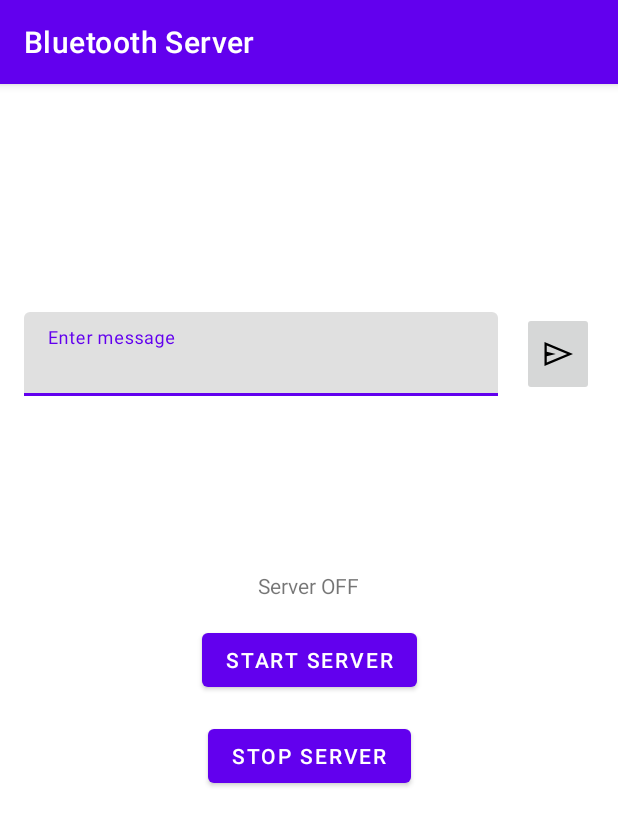
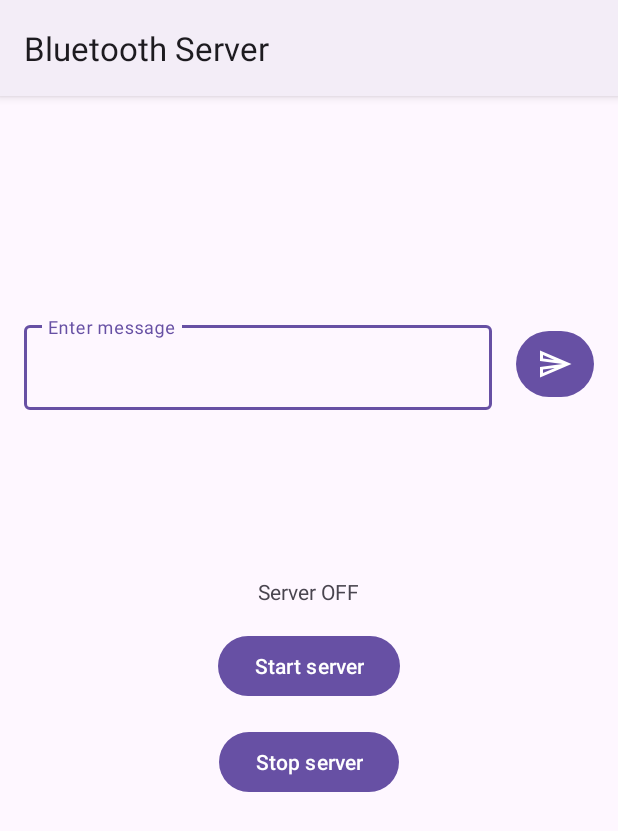
Before and after one commit to Gunock/Android-Bluetooth-Broadcasting, an Android app: the ServerActivity screen opened directly, with no data from a screen before it, on a phone screen of 412 x 824 dp. Shown: the top 831 px of the screen. Run offline under Robolectric (Android 15) with nearby library versions, the phone set to English and light mode, and no system bars; our stand-ins replace Dagger/Hilt's generated code.

Commit message:
Migrated to Material3 theming, migrated to material view elements, added progress bar to pick devices fragment

```diff
--- /dev/null
+++ b/app/src/main/res/drawable/outline_send_24.xml
@@ -0,0 +1,11 @@
+<vector android:autoMirrored="true"
+    android:height="24dp"
+    android:tint="#000000"
+    android:viewportHeight="24"
+    android:viewportWidth="24"
+    android:width="24dp"
+    xmlns:android="http://schemas.android.com/apk/res/android">
+    <path
+        android:fillColor="@android:color/white"
+        android:pathData="M4.01,6.03l7.51,3.22 -7.52,-1 0.01,-2.22m7.5,8.72L4,17.97v-2.22l7.51,-1M2.01,3L2,10l15,2 -15,2 0.01,7L23,12 2.01,3z" />
+</vector>
--- a/app/src/main/res/drawable/send_fill0_wght400_grad0_opsz48.xml
+++ /dev/null
@@ -1,9 +0,0 @@
-<vector android:height="24dp"
-    android:viewportHeight="960"
-    android:viewportWidth="960"
-    android:width="24dp"
-    xmlns:android="http://schemas.android.com/apk/res/android">
-    <path
-        android:fillColor="#FF000000"
-        android:pathData="M120,800L120,160l760,320 -760,320ZM180,707 L724,480 180,250v168l242,62 -242,60v167ZM180,707L180,250v457Z" />
-</vector>
--- a/app/src/main/res/layout/content_main.xml
+++ b/app/src/main/res/layout/content_main.xml
@@ -5,7 +5,7 @@
     android:layout_height="match_parent"
     app:layout_behavior="@string/appbar_scrolling_view_behavior">
 
-    <Button
+    <com.google.android.material.button.MaterialButton
         android:id="@+id/btn_open_client"
         android:layout_width="wrap_content"
         android:layout_height="wrap_content"
@@ -15,7 +15,7 @@
         app:layout_constraintStart_toStartOf="parent"
         app:layout_constraintTop_toTopOf="parent" />
 
-    <Button
+    <com.google.android.material.button.MaterialButton
         android:id="@+id/btn_open_server"
         android:layout_width="wrap_content"
         android:layout_height="wrap_content"
--- a/app/src/main/res/layout/content_server.xml
+++ b/app/src/main/res/layout/content_server.xml
@@ -5,7 +5,7 @@
     android:layout_height="match_parent"
     app:layout_behavior="@string/appbar_scrolling_view_behavior">
 
-    <TextView
+    <com.google.android.material.textview.MaterialTextView
         android:id="@+id/tv_server_status"
         android:layout_width="wrap_content"
         android:layout_height="wrap_content"
@@ -15,7 +15,7 @@
         app:layout_constraintEnd_toEndOf="parent"
         app:layout_constraintStart_toStartOf="parent" />
 
-    <Button
+    <com.google.android.material.button.MaterialButton
         android:id="@+id/btn_server_start"
         android:layout_width="wrap_content"
         android:layout_height="wrap_content"
@@ -25,7 +25,7 @@
         app:layout_constraintStart_toStartOf="parent"
         app:layout_constraintTop_toTopOf="parent" />
 
-    <Button
+    <com.google.android.material.button.MaterialButton
         android:id="@+id/btn_server_stop"
         android:layout_width="wrap_content"
         android:layout_height="wrap_content"
@@ -35,14 +35,16 @@
         app:layout_constraintStart_toStartOf="parent"
         app:layout_constraintTop_toBottomOf="@+id/btn_server_start" />
 
-    <ImageButton
+    <com.google.android.material.button.MaterialButton
         android:id="@+id/btn_send_message"
-        style="@android:style/Widget.Material.ImageButton"
-        android:layout_width="wrap_content"
-        android:layout_height="0dp"
+        android:layout_width="52dp"
+        android:layout_height="52dp"
         android:layout_marginEnd="16dp"
         android:contentDescription="@string/activity_server_send_message"
-        android:src="@drawable/send_fill0_wght400_grad0_opsz48"
+        app:icon="@drawable/outline_send_24"
+        app:iconGravity="textStart"
+        app:iconPadding="0dp"
+        app:iconSize="24dp"
         app:layout_constraintBottom_toBottomOf="@+id/tin_message"
         app:layout_constraintEnd_toEndOf="parent"
         app:layout_constraintTop_toTopOf="@+id/tin_message" />
--- a/app/src/main/res/layout/item_bluetooth_device.xml
+++ b/app/src/main/res/layout/item_bluetooth_device.xml
@@ -33,7 +33,7 @@
         app:layout_constraintBottom_toBottomOf="parent"
         app:layout_constraintStart_toStartOf="parent"
         app:layout_constraintTop_toTopOf="parent"
-        app:srcCompat="@drawable/baseline_bluetooth_connected_black_24dp"
+        app:srcCompat="@drawable/baseline_bluetooth_connected_24"
         android:contentDescription="@string/item_img_desc_available" />
 
     <ImageView
@@ -45,6 +45,6 @@
         app:layout_constraintBottom_toBottomOf="parent"
         app:layout_constraintStart_toStartOf="parent"
         app:layout_constraintTop_toTopOf="parent"
-        app:srcCompat="@drawable/baseline_bluetooth_disabled_black_24dp"
+        app:srcCompat="@drawable/baseline_bluetooth_disabled_24"
         android:contentDescription="@string/item_img_desc_not_available" />
 </androidx.constraintlayout.widget.ConstraintLayout>
--- a/app/src/main/res/values-night/themes.xml
+++ b/app/src/main/res/values-night/themes.xml
@@ -1,24 +1,24 @@
 <resources>
     <!-- Base application theme. -->
-    <style name="Theme.BluetoothBroadcasting" parent="Theme.MaterialComponents.DayNight.DarkActionBar">
+    <style name="Theme.BluetoothBroadcasting" parent="Theme.Material3.DayNight">
         <!-- Primary brand color. -->
-        <item name="colorPrimary">@color/purple_200</item>
-        <item name="colorPrimaryVariant">@color/purple_700</item>
-        <item name="colorOnPrimary">@color/black</item>
+        <!--        <item name="colorPrimary">@color/purple_200</item>-->
+        <!--        <item name="colorPrimaryVariant">@color/purple_700</item>-->
+        <!--        <item name="colorOnPrimary">@color/black</item>-->
         <!-- Secondary brand color. -->
-        <item name="colorSecondary">@color/teal_200</item>
-        <item name="colorSecondaryVariant">@color/teal_200</item>
-        <item name="colorOnSecondary">@color/black</item>
+        <!--        <item name="colorSecondary">@color/teal_200</item>-->
+        <!--        <item name="colorSecondaryVariant">@color/teal_200</item>-->
+        <!--        <item name="colorOnSecondary">@color/black</item>-->
         <!-- Status bar color. -->
-        <item name="android:statusBarColor">?attr/colorPrimaryVariant</item>
+        <!--        <item name="android:statusBarColor">?attr/colorPrimaryVariant</item>-->
         <!-- Customize your theme here. -->
     </style>
 
-    <style name="Theme.BluetoothBroadcasting.Dialog" parent="Theme.MaterialComponents.DayNight.Dialog">
-        <item name="android:windowMinWidthMajor">85%</item>
-        <item name="android:windowMinWidthMinor">85%</item>
+    <style name="Theme.BluetoothBroadcasting.Dialog" parent="Theme.Material3.DayNight.Dialog">
+        <!--        <item name="android:windowMinWidthMajor">85%</item>-->
+        <!--        <item name="android:windowMinWidthMinor">85%</item>-->
         <item name="android:windowNoTitle">false</item>
-        <item name="android:background">@color/gray</item>
+        <!--        <item name="android:background">@color/gray</item>-->
     </style>
 
     <style name="Theme.BluetoothBroadcasting.Icon">
--- a/app/src/main/res/values/strings.xml
+++ b/app/src/main/res/values/strings.xml
@@ -16,9 +16,12 @@
     <string name="activity_server_server_off">Server OFF</string>
     <string name="activity_server_server_on">Server ON</string>
     <string name="activity_server_enter_message">Enter message</string>
-    <string name="activity_server_send_message">SEND MESSAGE</string>
-    <string name="activity_server_stop_server">STOP SERVER</string>
+    <string name="activity_server_send_message">Send message</string>
+    <string name="activity_server_stop_server">Stop server</string>
 
+    <string name="dialog_fragment_close">Close</string>
+
+    <string name="dialog_fragment_pick_device_title">Pick server device</string>
     <string name="dialog_fragment_permissions_denied_message">
         This app requires bluetooth permissions in order to work.
         You have rejected previous permissions request.
--- a/app/src/main/res/values/themes.xml
+++ b/app/src/main/res/values/themes.xml
@@ -1,22 +1,22 @@
 <resources>
     <!-- Base application theme. -->
-    <style name="Theme.BluetoothBroadcasting" parent="Theme.MaterialComponents.DayNight.DarkActionBar">
-        <!-- Primary brand color. -->
-        <item name="colorPrimary">@color/purple_500</item>
-        <item name="colorPrimaryVariant">@color/purple_700</item>
-        <item name="colorOnPrimary">@color/white</item>
-        <!-- Secondary brand color. -->
-        <item name="colorSecondary">@color/teal_200</item>
-        <item name="colorSecondaryVariant">@color/teal_700</item>
-        <item name="colorOnSecondary">@color/black</item>
-        <!-- Status bar color. -->
-        <item name="android:statusBarColor">?attr/colorPrimaryVariant</item>
-        <!-- Customize your theme here. -->
+    <style name="Theme.BluetoothBroadcasting" parent="Theme.Material3.DayNight">
+        <!--        &lt;!&ndash; Primary brand color. &ndash;&gt;-->
+        <!--        <item name="colorPrimary">@color/purple_500</item>-->
+        <!--        <item name="colorPrimaryVariant">@color/purple_700</item>-->
+        <!--        <item name="colorOnPrimary">@color/white</item>-->
+        <!--        &lt;!&ndash; Secondary brand color. &ndash;&gt;-->
+        <!--        <item name="colorSecondary">@color/teal_200</item>-->
+        <!--        <item name="colorSecondaryVariant">@color/teal_700</item>-->
+        <!--        <item name="colorOnSecondary">@color/black</item>-->
+        <!--        &lt;!&ndash; Status bar color. &ndash;&gt;-->
+        <!--        <item name="android:statusBarColor">?attr/colorPrimaryVariant</item>-->
+        <!--        &lt;!&ndash; Customize your theme here. &ndash;&gt;-->
     </style>
 
-    <style name="Theme.BluetoothBroadcasting.Dialog" parent="Theme.MaterialComponents.DayNight.Dialog">
-        <item name="android:windowMinWidthMajor">85%</item>
-        <item name="android:windowMinWidthMinor">85%</item>
+    <style name="Theme.BluetoothBroadcasting.Dialog" parent="Theme.Material3.DayNight.Dialog">
+        <!--        <item name="android:windowMinWidthMajor">85%</item>-->
+        <!--        <item name="android:windowMinWidthMinor">85%</item>-->
         <item name="android:windowNoTitle">false</item>
     </style>
 
--- a/build.gradle
+++ b/build.gradle
@@ -1,7 +1,7 @@
 // Top-level build file where you can add configuration options common to all sub-projects/modules.
 buildscript {
     ext {
-        kotlin_version = '1.8.0'
+        kotlin_version = '1.8.21'
         hilt_version = '2.46.1'
     }
     repositories {
```
Also changed, not shown: app/src/main/AndroidManifest.xml (+10 -2 lines), app/src/main/java/pl/gunock/bluetoothbroadcasting/ui/client/pickserver/PickDeviceDialogFragment.kt (+14 -5 lines), app/src/main/res/drawable/baseline_bluetooth_connected_24.xml (renamed from app/src/main/res/drawable/baseline_bluetooth_connected_black_24dp.xml, +5 -8 lines), app/src/main/res/drawable/baseline_bluetooth_disabled_24.xml (renamed from app/src/main/res/drawable/baseline_bluetooth_disabled_black_24dp.xml, +5 -8 lines), app/src/main/res/layout/content_client.xml (+4 -4 lines), app/src/main/res/layout/dialog_fragment_pick_device.xml (+14 -0 lines).
